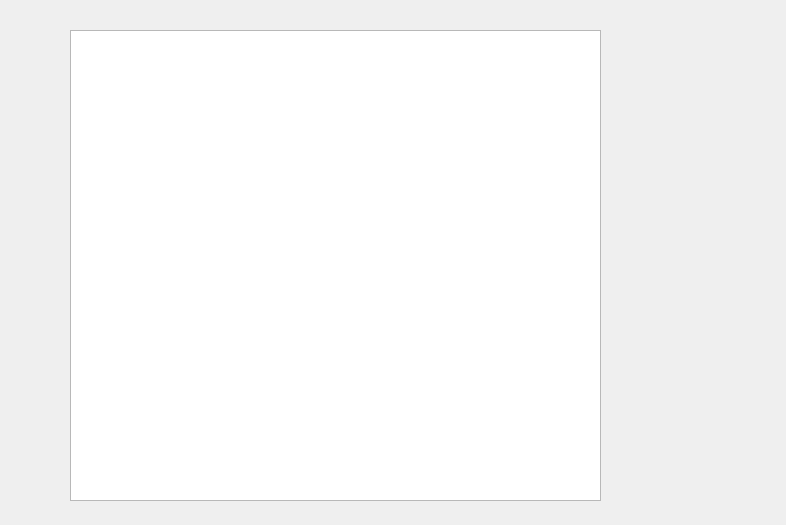
The window that gui/ttview.ui (gradgrind/fetrunner) describes before a commit, drawn with Qt 5.
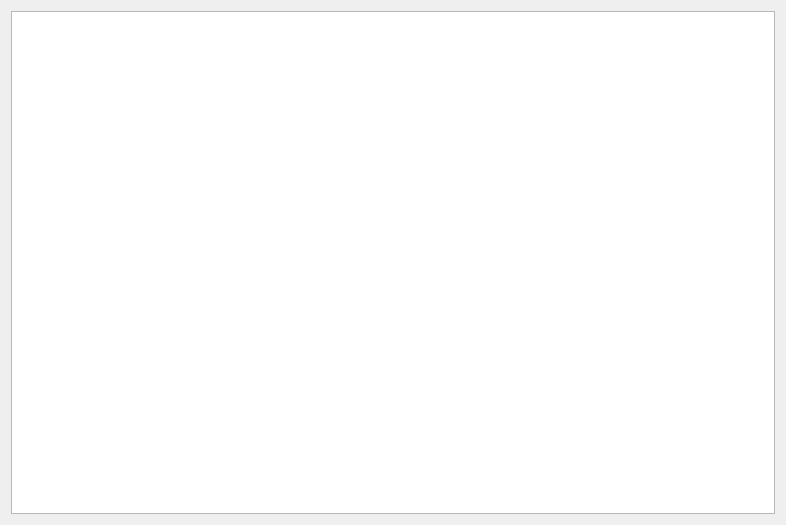
The same window after the commit.

```diff
--- a/gui/ttview.ui
+++ b/gui/ttview.ui
@@ -13,16 +13,11 @@
   <property name="windowTitle">
    <string>Form</string>
   </property>
-  <widget class="QGraphicsView" name="canvas_view">
-   <property name="geometry">
-    <rect>
-     <x>70</x>
-     <y>30</y>
-     <width>531</width>
-     <height>471</height>
-    </rect>
-   </property>
-  </widget>
+  <layout class="QVBoxLayout" name="verticalLayout">
+   <item>
+    <widget class="QGraphicsView" name="canvas_view"/>
+   </item>
+  </layout>
  </widget>
  <resources/>
  <connections/>
```
